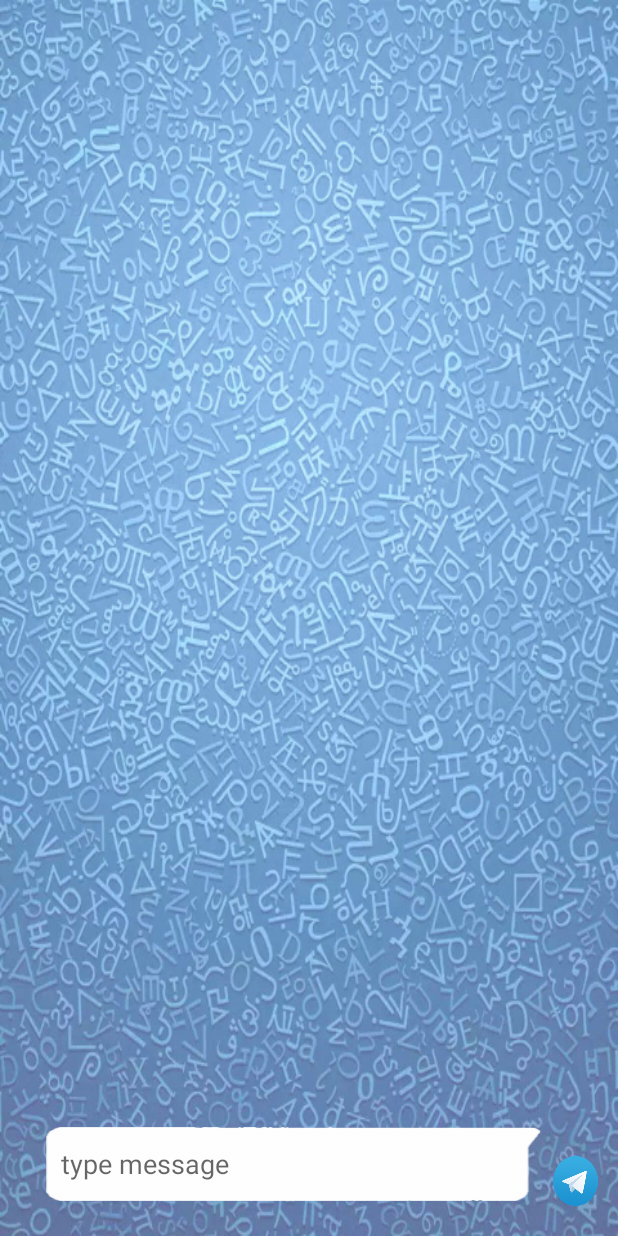
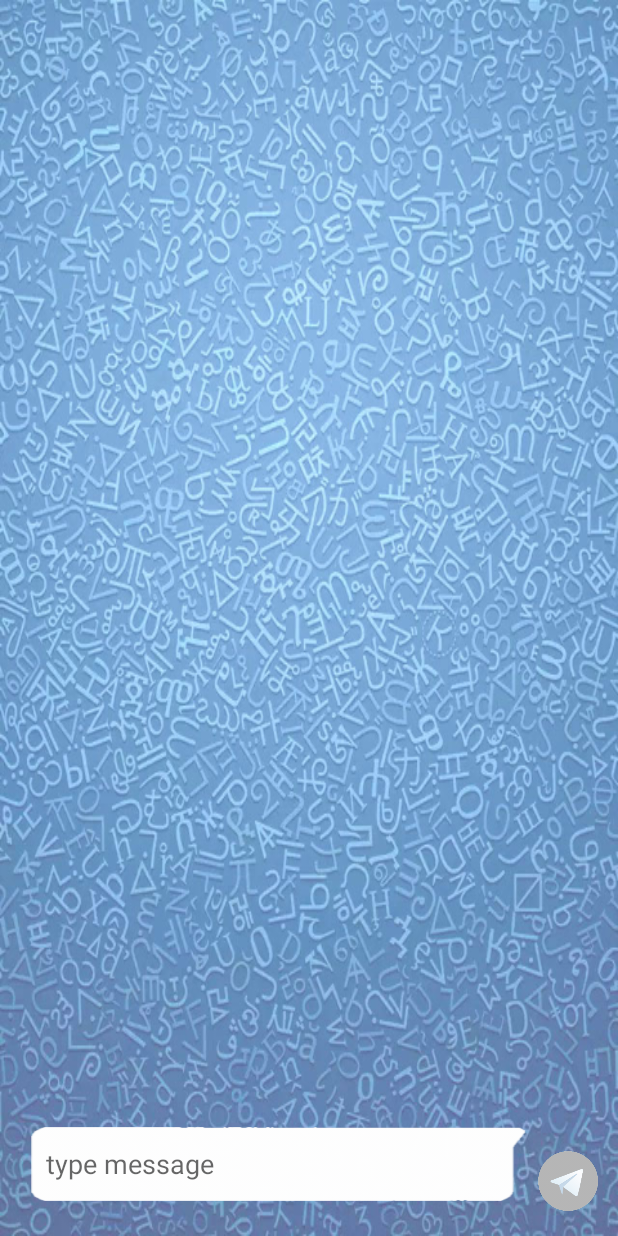
Before and after one commit to MishaLazar/LetsTeamApp, an Android app: the ChatRoom screen opened directly, with no data from a screen before it, on a phone screen of 412 x 824 dp. Run offline under Robolectric (Android 15) with nearby library versions, the phone set to English and light mode, and no system bars; libraries missing offline, so code that uses them is left out: com.firebase.client; 8 statements that could not run were skipped.

Commit message:
chat empty message bug fix

```diff
--- a/app/src/main/res/layout/activity_chat_room.xml
+++ b/app/src/main/res/layout/activity_chat_room.xml
@@ -42,14 +42,14 @@
             android:background=""/>-->
 
         <Button
-            android:layout_width="30dp"
-            android:layout_height="33dp"
-            android:background="@drawable/send2"
+            android:background="@drawable/notactivesend2"
             android:id="@+id/btnSend"
             android:layout_marginEnd="13dp"
 
             android:layout_centerVertical="true"
-            android:layout_alignParentEnd="true" />
+            android:layout_alignParentEnd="true"
+            android:layout_width="40dp"
+            android:layout_height="40dp" />
 
         <EditText
             android:id="@+id/msg"
```
Also changed, not shown: app/src/main/java/com/misha/mor/letsteamapp/letsteamapp/ChatRoom.java (+13 -1 lines), app/src/main/res/drawable-hdpi/notactivesend2.png (added), app/src/main/res/drawable-mdpi/notactivesend2.png (added), app/src/main/res/drawable-xhdpi/notactivesend2.png (added), app/src/main/res/drawable-xxhdpi/notactivesend2.png (added), app/src/main/res/drawable-xxxhdpi/notactivesend2.png (added).
